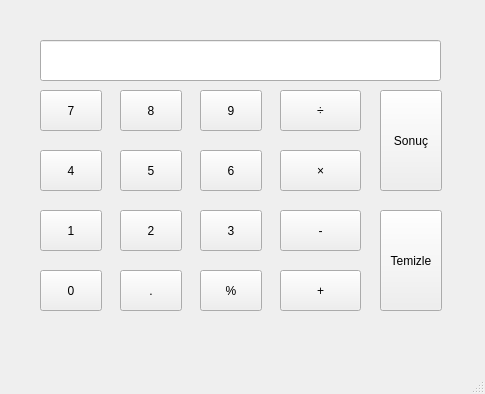
Qt form HesapMakinesi.ui (benfurkanw/PyQt5_HesapMakinesi.py) before a commit.
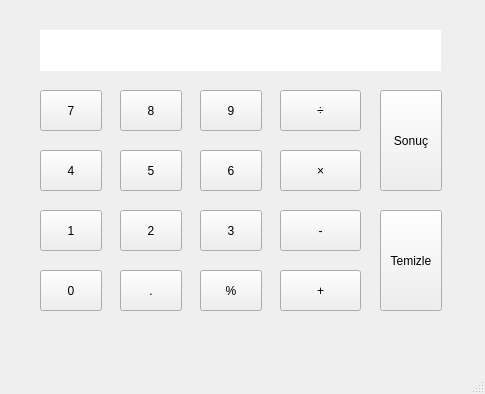
The same form after that commit.

Patch:
```diff
--- a/HesapMakinesi.ui
+++ b/HesapMakinesi.ui
@@ -14,19 +14,6 @@
    <string>MainWindow</string>
   </property>
   <widget class="QWidget" name="centralwidget">
-   <widget class="QLineEdit" name="Ekran">
-    <property name="geometry">
-     <rect>
-      <x>40</x>
-      <y>40</y>
-      <width>401</width>
-      <height>41</height>
-     </rect>
-    </property>
-    <property name="cursorPosition">
-     <number>0</number>
-    </property>
-   </widget>
    <widget class="QPushButton" name="ButonSonuc">
     <property name="geometry">
      <rect>
@@ -261,6 +248,28 @@
      <string>%</string>
     </property>
    </widget>
+   <widget class="QLabel" name="EkranLabel">
+    <property name="geometry">
+     <rect>
+      <x>40</x>
+      <y>30</y>
+      <width>401</width>
+      <height>41</height>
+     </rect>
+    </property>
+    <property name="autoFillBackground">
+     <bool>false</bool>
+    </property>
+    <property name="styleSheet">
+     <string notr="true">border : 5px solid white; background : white;</string>
+    </property>
+    <property name="text">
+     <string/>
+    </property>
+    <property name="wordWrap">
+     <bool>true</bool>
+    </property>
+   </widget>
   </widget>
   <widget class="QMenuBar" name="menubar">
    <property name="geometry">
```
